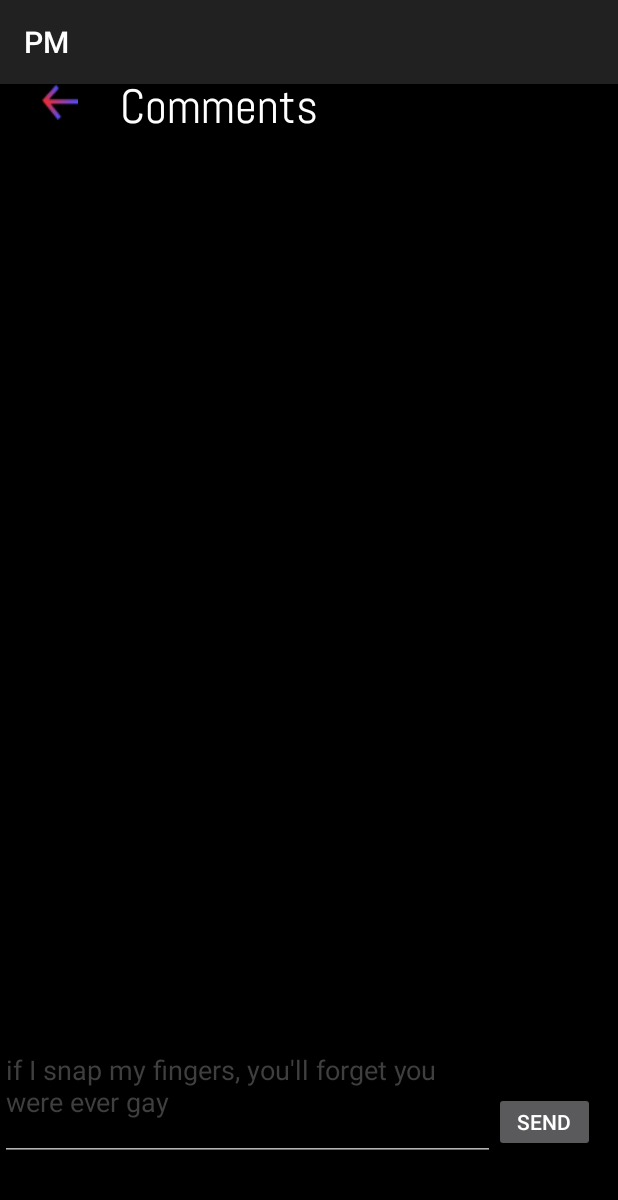
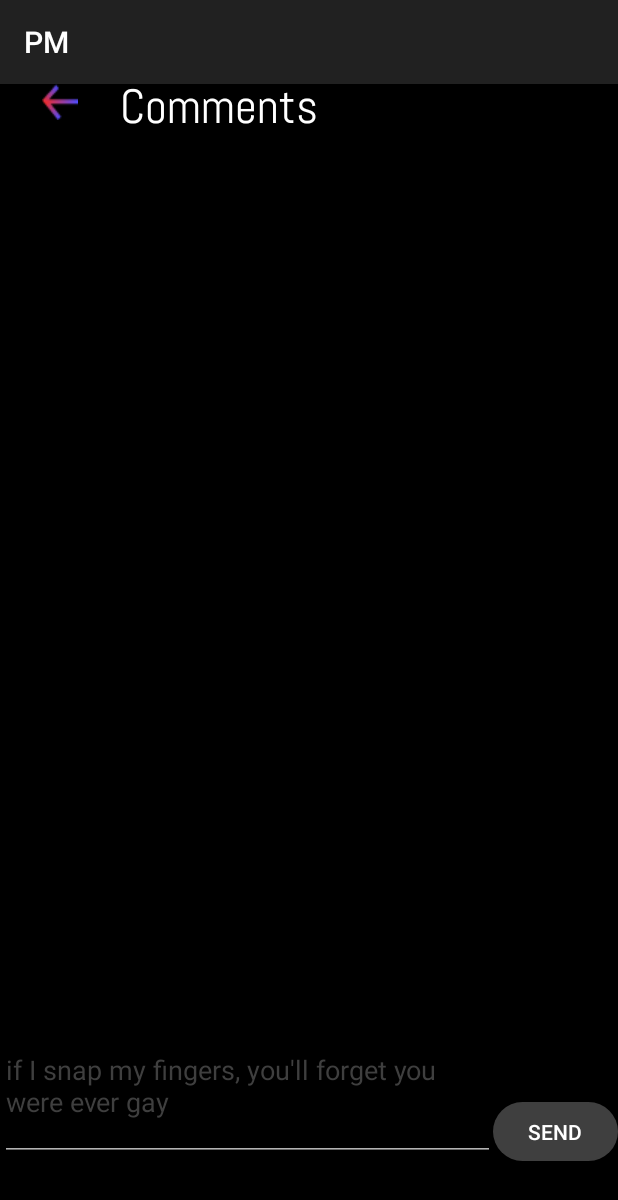
Before and after one commit to Louie-NPC/MArt, an Android app built with Jetpack Compose: the CommentPageActivity screen opened directly, with no data from a screen before it, on a phone screen of 412 x 824 dp. Shown: the top 1200 px of the screen. Run offline under Robolectric (Android 15) with nearby library versions, the phone set to English and light mode, and no system bars.

Commit message:
round button for send, recyclerview later

```diff
--- /dev/null
+++ b/app/src/main/res/drawable/rounded_gray.xml
@@ -0,0 +1,6 @@
+<?xml version="1.0" encoding="utf-8"?>
+<shape xmlns:android="http://schemas.android.com/apk/res/android">
+    <corners android:radius="50dp"/>
+    <solid android:color="@color/gray"/>
+
+</shape>
--- a/app/src/main/res/layout/comment_section.xml
+++ b/app/src/main/res/layout/comment_section.xml
@@ -30,7 +30,6 @@
         android:id="@+id/comment_recycler"
         android:layout_width="match_parent"
         android:layout_height="wrap_content"
-
         android:layout_below="@id/comment_title" />
 
 
@@ -57,15 +56,17 @@
 
         <Button
             android:id="@+id/comment_msg_push"
-            android:layout_width="67dp"
-            android:layout_height="40dp"
+            android:layout_width="83dp"
+            android:layout_height="39dp"
+            android:background="@drawable/rounded_gray"
+            android:text="Send"
+            android:textColor="@color/white"
             app:layout_constraintBottom_toBottomOf="parent"
             app:layout_constraintEnd_toEndOf="parent"
+            app:layout_constraintHorizontal_bias="1.0"
             app:layout_constraintStart_toStartOf="parent"
             app:layout_constraintTop_toTopOf="parent"
-            app:layout_constraintHorizontal_bias="0.955"
-            app:layout_constraintVertical_bias="0.898"
-            android:text="Send"
+            app:layout_constraintVertical_bias="1.0"
             tools:ignore="InvalidId,MissingConstraints" />
 
     </androidx.constraintlayout.widget.ConstraintLayout>
```
Also changed, not shown: app/src/main/java/com/example/pm/hatdog_main/face_product_template.kt (+1 -7 lines), app/src/main/res/layout/comment_placeholder.xml (+5 -4 lines).
